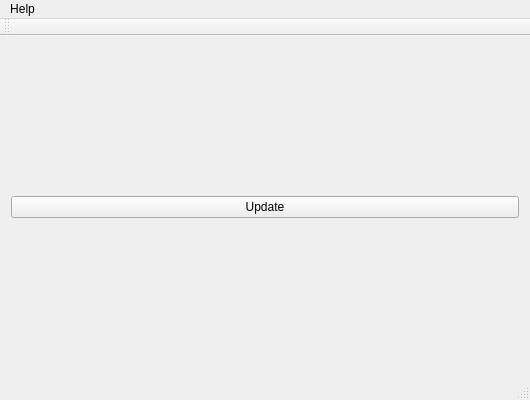
Old version of the form RPCS3UpdaterQt/RPCS3UpdaterQt/RPCS3UpdaterQt.ui in the repository Megamouse/RPCS3-Updater.
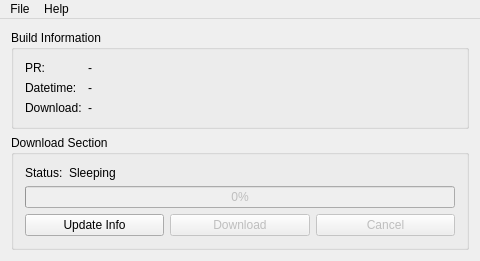
New version of the form.

Commit message:
Use Window layout instead of ProgressDialogs
also add appicon and beep sound

```diff
--- a/RPCS3UpdaterQt/RPCS3UpdaterQt/RPCS3UpdaterQt.ui
+++ b/RPCS3UpdaterQt/RPCS3UpdaterQt/RPCS3UpdaterQt.ui
@@ -6,20 +6,143 @@
    <rect>
     <x>0</x>
     <y>0</y>
-    <width>530</width>
-    <height>400</height>
+    <width>480</width>
+    <height>255</height>
    </rect>
   </property>
   <property name="windowTitle">
    <string>RPCS3UpdaterQt</string>
   </property>
   <widget class="QWidget" name="centralWidget">
-   <layout class="QHBoxLayout" name="horizontalLayout">
+   <layout class="QVBoxLayout" name="verticalLayout">
     <item>
-     <widget class="QPushButton" name="updateButton">
-      <property name="text">
-       <string>Update</string>
+     <widget class="QGroupBox" name="groupBox_3">
+      <property name="title">
+       <string>Build Information</string>
       </property>
+      <layout class="QHBoxLayout" name="horizontalLayout" stretch="0,1">
+       <item>
+        <layout class="QVBoxLayout" name="verticalLayout_4">
+         <item>
+          <widget class="QLabel" name="pr_label">
+           <property name="text">
+            <string>PR: </string>
+           </property>
+          </widget>
+         </item>
+         <item>
+          <widget class="QLabel" name="datetime_label">
+           <property name="text">
+            <string>Datetime:</string>
+           </property>
+          </widget>
+         </item>
+         <item>
+          <widget class="QLabel" name="download_label">
+           <property name="text">
+            <string>Download:</string>
+           </property>
+          </widget>
+         </item>
+        </layout>
+       </item>
+       <item>
+        <layout class="QVBoxLayout" name="verticalLayout_2">
+         <item>
+          <widget class="QLabel" name="pr_data">
+           <property name="text">
+            <string>-</string>
+           </property>
+          </widget>
+         </item>
+         <item>
+          <widget class="QLabel" name="datetime_data">
+           <property name="text">
+            <string>-</string>
+           </property>
+          </widget>
+         </item>
+         <item>
+          <widget class="QLabel" name="download_data">
+           <property name="text">
+            <string>-</string>
+           </property>
+          </widget>
+         </item>
+        </layout>
+       </item>
+      </layout>
+     </widget>
+    </item>
+    <item>
+     <widget class="QGroupBox" name="groupBox_2">
+      <property name="title">
+       <string>Download Section</string>
+      </property>
+      <layout class="QVBoxLayout" name="verticalLayout_3">
+       <item>
+        <layout class="QHBoxLayout" name="horizontalLayout_2" stretch="0,1">
+         <item>
+          <widget class="QLabel" name="progressStatus">
+           <property name="text">
+            <string>Status:</string>
+           </property>
+          </widget>
+         </item>
+         <item>
+          <widget class="QLabel" name="progressLabel">
+           <property name="text">
+            <string>Sleeping</string>
+           </property>
+          </widget>
+         </item>
+        </layout>
+       </item>
+       <item>
+        <widget class="QProgressBar" name="progressBar">
+         <property name="enabled">
+          <bool>false</bool>
+         </property>
+         <property name="maximum">
+          <number>98</number>
+         </property>
+         <property name="value">
+          <number>0</number>
+         </property>
+        </widget>
+       </item>
+       <item>
+        <layout class="QHBoxLayout" name="horizontalLayout_5">
+         <item>
+          <widget class="QPushButton" name="updateButton">
+           <property name="text">
+            <string>Update Info</string>
+           </property>
+          </widget>
+         </item>
+         <item>
+          <widget class="QPushButton" name="downloadButton">
+           <property name="enabled">
+            <bool>false</bool>
+           </property>
+           <property name="text">
+            <string>Download</string>
+           </property>
+          </widget>
+         </item>
+         <item>
+          <widget class="QPushButton" name="cancelButton">
+           <property name="enabled">
+            <bool>false</bool>
+           </property>
+           <property name="text">
+            <string>Cancel</string>
+           </property>
+          </widget>
+         </item>
+        </layout>
+       </item>
+      </layout>
      </widget>
     </item>
    </layout>
@@ -29,8 +152,8 @@
     <rect>
      <x>0</x>
      <y>0</y>
-     <width>530</width>
-     <height>26</height>
+     <width>480</width>
+     <height>21</height>
     </rect>
    </property>
    <widget class="QMenu" name="menuHelp">
@@ -40,17 +163,15 @@
     <addaction name="actionAbout"/>
     <addaction name="actionAbout_Qt"/>
    </widget>
+   <widget class="QMenu" name="menuFile">
+    <property name="title">
+     <string>File</string>
+    </property>
+    <addaction name="actionExit"/>
+   </widget>
+   <addaction name="menuFile"/>
    <addaction name="menuHelp"/>
   </widget>
-  <widget class="QToolBar" name="mainToolBar">
-   <attribute name="toolBarArea">
-    <enum>TopToolBarArea</enum>
-   </attribute>
-   <attribute name="toolBarBreak">
-    <bool>false</bool>
-   </attribute>
-  </widget>
-  <widget class="QStatusBar" name="statusBar"/>
   <action name="actionAbout">
    <property name="text">
     <string>About</string>
```
Left out of the diff: 5 changed lines with no effect on the pictures. The commit also changes 5 other files.
